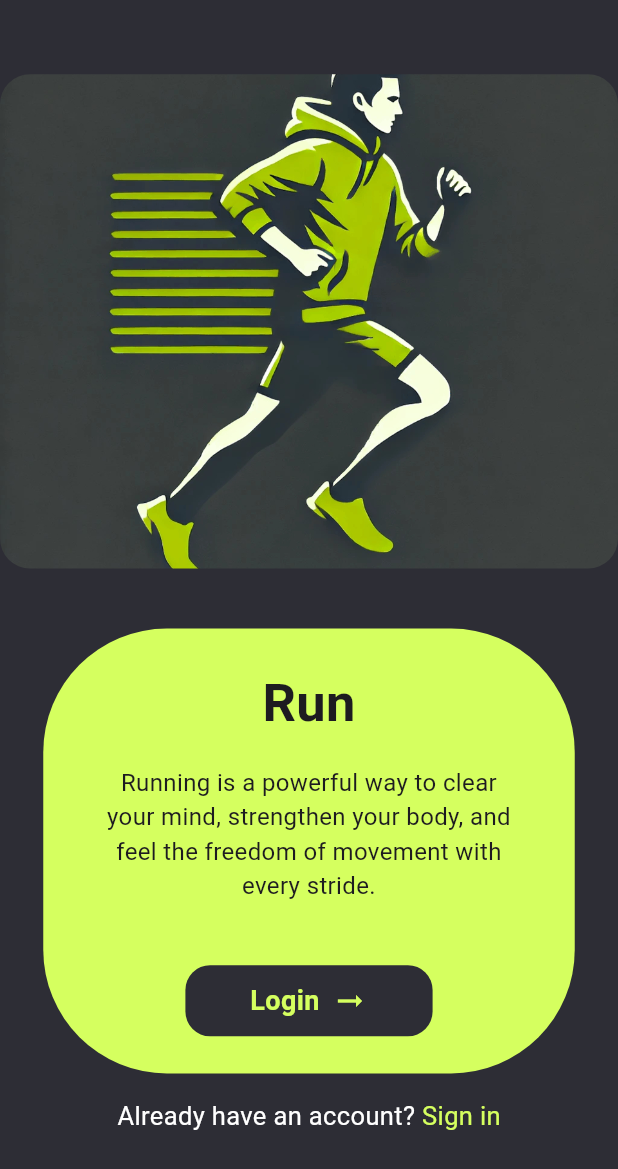
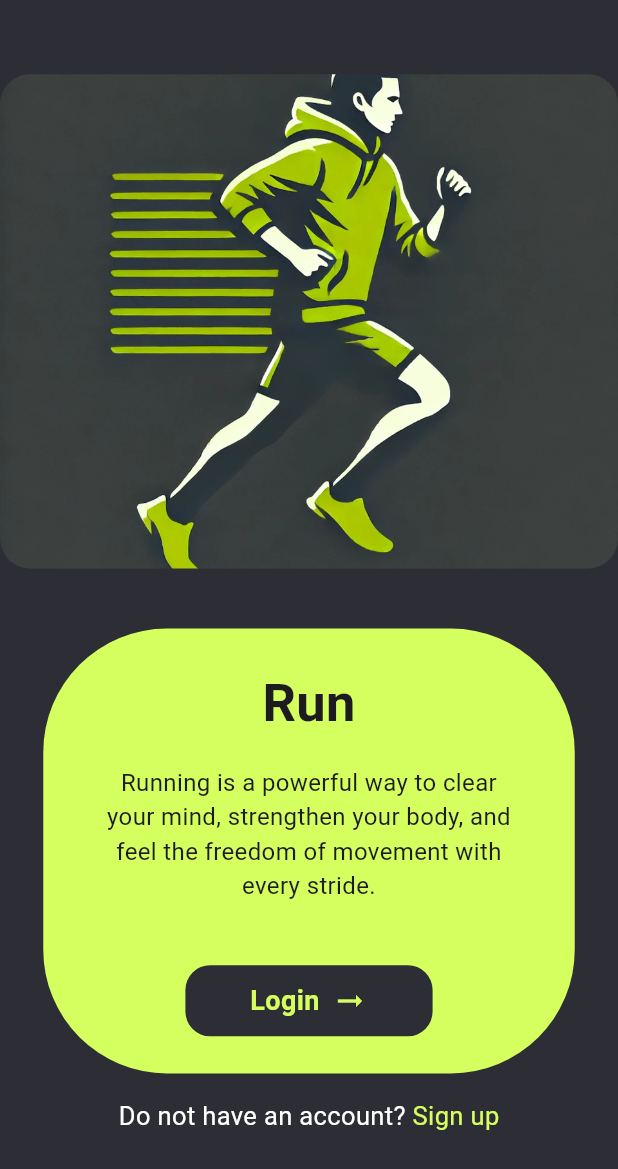
Before and after one commit to AhmedKarray1/Flutter-Based-Running-Mobile-App, a Flutter app: the screen it shows after launch, on a phone screen of 412 x 824 dp. Shown: the top 1169 px of the screen. Run offline on Flutter 3.47's test engine with Material 3 defaults, Android fonts, the phone set to English and light mode, and no system bars; our stand-ins replace cloud_firestore, firebase_auth, firebase_core, flutter_map, flutter_riverpod, geolocator and 3 more; missing offline and left inert: flutter_map_animations; accounts and stored records are empty.

Commit message:
fix firestore and pods

```diff
--- a/lib/ui/screens/welcome_screen.dart
+++ b/lib/ui/screens/welcome_screen.dart
@@ -107,7 +107,7 @@ class WelcomeScreen extends StatelessWidget {
           Row(
             mainAxisAlignment: MainAxisAlignment.center,
             children: [
-              const Text('Already have an account? ',
+              const Text('Do not have an account? ',
                   style: TextStyle(
                     color: Colors.white,
                     fontSize: 17,
@@ -120,7 +120,7 @@ class WelcomeScreen extends StatelessWidget {
                   ),
                 ),
                 child: const Text(
-                  'Sign in',
+                  'Sign up',
                   style: TextStyle(
                     color: AppColors.limeGreen1,
                     fontSize: 17,
--- a/pubspec.yaml
+++ b/pubspec.yaml
@@ -42,9 +42,9 @@ dependencies:
   flutter_riverpod: ^2.5.1
   flutter_map_animations: ^0.7.0
   shared_preferences: ^2.3.1
-  firebase_core: ^2.24.2
-  firebase_auth: ^4.16.0
-  cloud_firestore: ^4.14.0
+  firebase_core: ^3.4.0
+  firebase_auth: ^5.2.0
+  cloud_firestore: ^5.3.0
 
 dev_dependencies:
   flutter_test:
```
Also changed, not shown: lib/core/services/auth_service.dart (+9 -0 lines), pubspec.lock, 3 other files.
